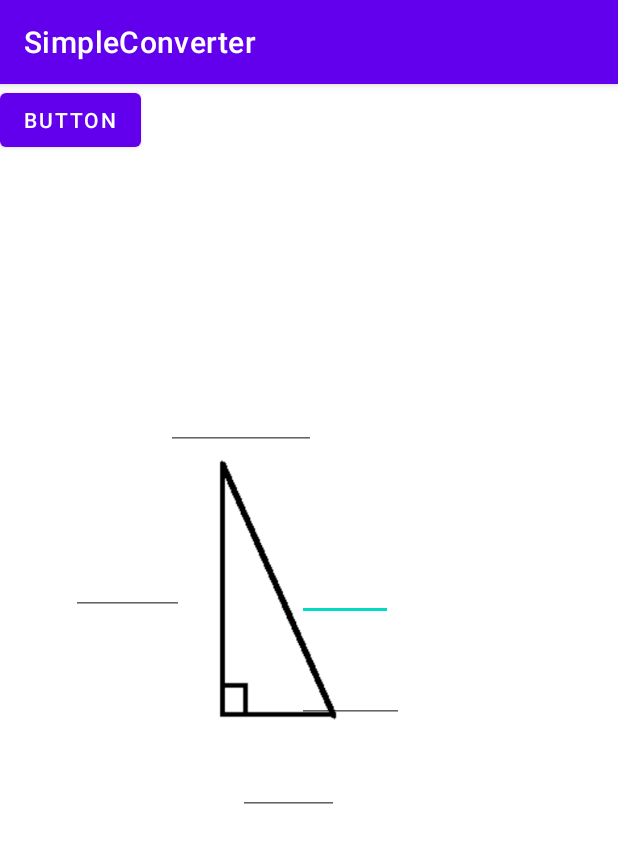
After one commit to GregRH/SimpleConverter, an Android app: the TriangleActivity screen opened directly, with no data from a screen before it, on a phone screen of 412 x 824 dp. The commit adds this screen. Shown: the top 843 px of the screen. Run offline under Robolectric (Android 15) with nearby library versions, the phone set to English and light mode, and no system bars.

Commit message:
started adding triangle stuff

```diff
--- a/app/src/main/AndroidManifest.xml
+++ b/app/src/main/AndroidManifest.xml
@@ -10,6 +10,9 @@
         android:supportsRtl="true"
         android:theme="@style/Theme.SimpleConverter">
         <activity
+            android:name=".TriangleActivity"
+            android:exported="true" />
+        <activity
             android:name=".MainActivity"
             android:exported="true">
             <intent-filter>
--- a/app/src/main/java/com/example/simpleconverter/MainActivity.java
+++ b/app/src/main/java/com/example/simpleconverter/MainActivity.java
@@ -2,6 +2,7 @@ package com.example.simpleconverter;
 
 import androidx.appcompat.app.AppCompatActivity;
 
+import android.content.Intent;
 import android.os.Bundle;
 import android.view.View;
 import android.widget.TextView;
@@ -16,6 +17,9 @@ public class MainActivity extends AppCompatActivity {
         TextView txtResult = findViewById(R.id.txtResult);
         txtResult.setText("Enter a decimal");
         frac.setText(Integer.toString(16));
+    }
+    public void toTriangle(View view){
+        startActivity(new Intent(MainActivity.this, TriangleActivity.class));
     }
     public void onBtnClick(View view) {
         TextView txtResult = findViewById(R.id.txtResult);
--- /dev/null
+++ b/app/src/main/java/com/example/simpleconverter/TriangleActivity.java
@@ -0,0 +1,37 @@
+package com.example.simpleconverter;
+
+import androidx.appcompat.app.AppCompatActivity;
+
+import android.os.Bundle;
+import android.view.View;
+import android.widget.EditText;
+
+public class TriangleActivity extends AppCompatActivity {
+
+    @Override
+    protected void onCreate(Bundle savedInstanceState) {
+        super.onCreate(savedInstanceState);
+        setContentView(R.layout.activity_triangle);
+    }
+    public void calcTriangle(View view){
+        Triangle t ;
+        EditText[] txtSide = {findViewById(R.id.txtSideA),findViewById(R.id.txtSideB),findViewById(R.id.txtSideC),findViewById(R.id.txtAngleA),findViewById(R.id.txtAngleB)};
+        double[] sides = new double[6];
+        for(int i = 0; i<6;i++){
+            try{//this is really bad
+                sides[i]=Double.parseDouble(txtSide[i].getText().toString());
+            }catch(Exception e){
+                sides[i]=0;
+            }
+        }
+        t = new Triangle(sides[0],sides[1],sides[2],sides[3],sides[4],sides[5]);//cursed
+        fillTriangle(t);
+    }
+    public void fillTriangle(Triangle a){
+        EditText[] txtSide = {findViewById(R.id.txtSideA),findViewById(R.id.txtSideB),findViewById(R.id.txtSideC),findViewById(R.id.txtAngleA),findViewById(R.id.txtAngleB)};
+        double[] sides ={a.getSide_a(),a.getSide_b(),a.getSide_c(),a.getAngleA(),a.getAngleB()};
+        for(int i = 0;i<5;i++){//no Angle C
+            txtSide[i].setText(Double.toString(sides[i]));
+        }
+    }
+}
--- /dev/null
+++ b/app/src/main/res/layout/activity_triangle.xml
@@ -0,0 +1,81 @@
+<?xml version="1.0" encoding="utf-8"?>
+<androidx.constraintlayout.widget.ConstraintLayout xmlns:android="http://schemas.android.com/apk/res/android"
+    xmlns:app="http://schemas.android.com/apk/res-auto"
+    xmlns:tools="http://schemas.android.com/tools"
+    android:layout_width="match_parent"
+    android:layout_height="match_parent"
+    tools:context=".TriangleActivity">
+
+    <ImageView
+        android:id="@+id/imageView3"
+        android:layout_width="516dp"
+        android:layout_height="552dp"
+        app:layout_constraintBottom_toBottomOf="parent"
+        app:layout_constraintStart_toStartOf="parent"
+        app:layout_constraintTop_toTopOf="parent"
+        app:srcCompat="@drawable/triangle" />
+
+    <EditText
+        android:id="@+id/txtSideC"
+        android:layout_width="64dp"
+        android:layout_height="48dp"
+        android:layout_marginEnd="150dp"
+        android:layout_marginBottom="100dp"
+        android:ems="10"
+        android:inputType="numberDecimal"
+        app:layout_constraintBottom_toBottomOf="@+id/imageView3"
+        app:layout_constraintEnd_toEndOf="parent"
+        app:layout_constraintTop_toTopOf="@+id/imageView3" />
+
+    <EditText
+        android:id="@+id/txtSideB"
+        android:layout_width="67dp"
+        android:layout_height="39dp"
+        android:layout_marginTop="90dp"
+        android:ems="10"
+        android:inputType="numberDecimal"
+        app:layout_constraintEnd_toEndOf="@+id/txtSideC"
+        app:layout_constraintStart_toEndOf="@+id/txtSideA"
+        app:layout_constraintTop_toBottomOf="@+id/txtSideC" />
+
+    <EditText
+        android:id="@+id/txtSideA"
+        android:layout_width="75dp"
+        android:layout_height="40dp"
+        android:layout_marginEnd="75dp"
+        android:ems="10"
+        android:inputType="numberDecimal"
+        app:layout_constraintBottom_toBottomOf="@+id/txtSideC"
+        app:layout_constraintEnd_toStartOf="@+id/txtSideC"
+        app:layout_constraintTop_toTopOf="@+id/txtSideC" />
+
+    <EditText
+        android:id="@+id/txtAngleB"
+        android:layout_width="100dp"
+        android:layout_height="40dp"
+        android:ems="10"
+        android:inputType="numberDecimal"
+        app:layout_constraintBottom_toTopOf="@+id/txtSideB"
+        app:layout_constraintEnd_toStartOf="@+id/txtSideC"
+        app:layout_constraintStart_toEndOf="@+id/txtSideA"
+        app:layout_constraintTop_toTopOf="parent" />
+
+    <EditText
+        android:id="@+id/txtAngleA"
+        android:layout_width="71dp"
+        android:layout_height="46dp"
+        android:ems="10"
+        android:inputType="numberDecimal"
+        app:layout_constraintBottom_toTopOf="@+id/txtSideB"
+        app:layout_constraintStart_toStartOf="@+id/txtSideC"
+        app:layout_constraintTop_toBottomOf="@+id/txtSideC" />
+
+    <Button
+        android:id="@+id/calcTriangle"
+        android:layout_width="wrap_content"
+        android:layout_height="wrap_content"
+        android:text="Button"
+        android:onClick="calcTriangle"
+        tools:layout_editor_absoluteX="134dp"
+        tools:layout_editor_absoluteY="562dp" />
+</androidx.constraintlayout.widget.ConstraintLayout>
```
Also changed, not shown: app/src/main/java/com/example/simpleconverter/utils.java (+26 -1 lines), app/src/main/res/layout/activity_main.xml (+11 -0 lines), app/src/main/res/drawable/triangle.png (added).
